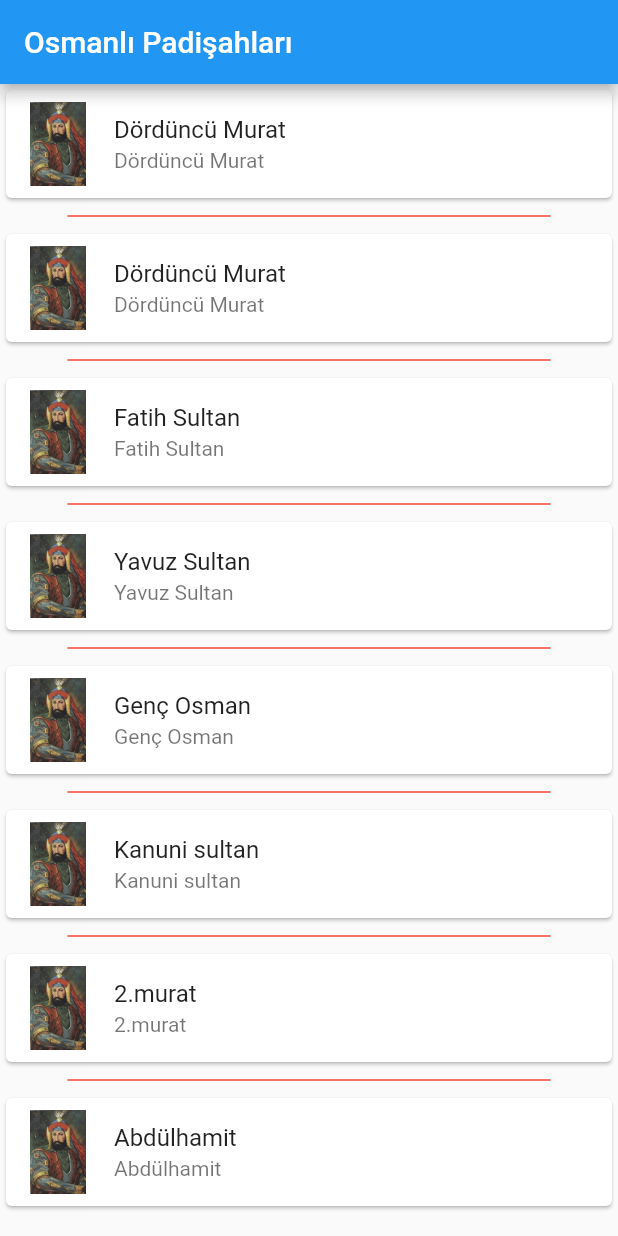
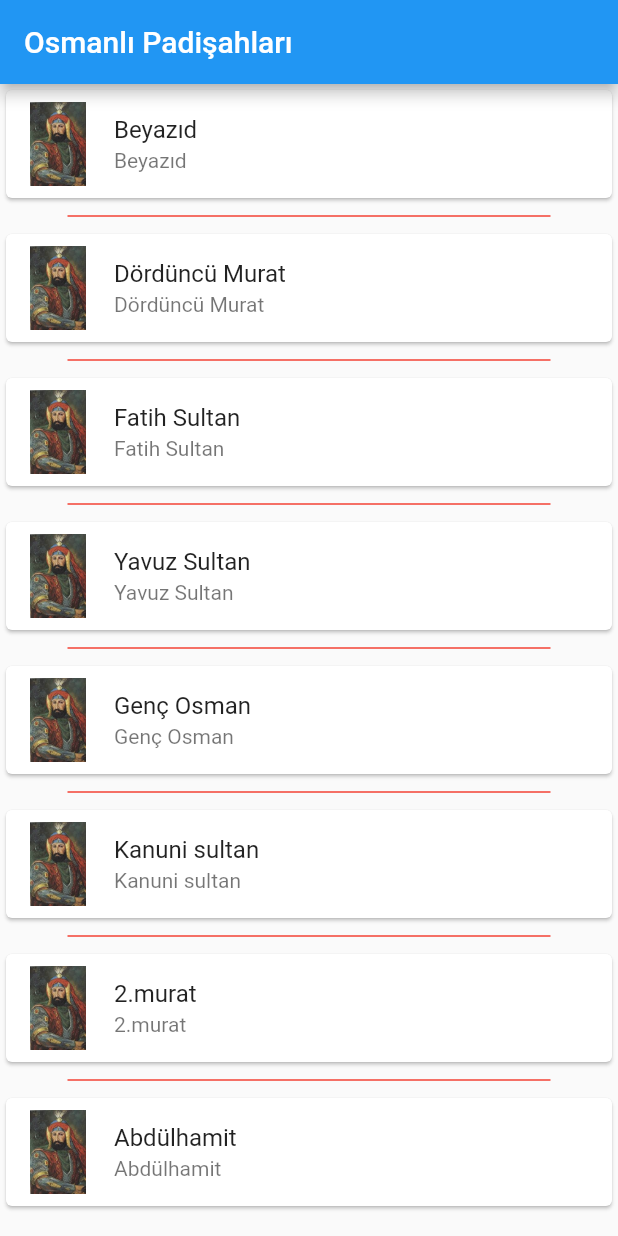
Before and after one commit to uluibrahim/tarih_app_flutter, a Flutter app: the screen it shows after launch, on a phone screen of 412 x 824 dp. Run offline on Flutter 3.47's test engine with Material 2 defaults, Android fonts, the phone set to English and light mode, and no system bars.

Commit message:
beyazıd verisi eklendi

```diff
--- a/lib/app_pages/my_home_page.dart
+++ b/lib/app_pages/my_home_page.dart
@@ -19,7 +19,7 @@ class MyHomePage extends StatelessWidget {
 
 class Islemler extends StatelessWidget {
   var basliklar = [
-    "Dördüncü Murat",
+    "Beyazıd",
     "Dördüncü Murat",
     "Fatih Sultan",
     "Yavuz Sultan",
@@ -50,7 +50,8 @@ class Islemler extends StatelessWidget {
             onTap: () {
               Navigator.push(
                 context,
-                MaterialPageRoute(builder: (context) => Fatih(basliklar[index])),
+                MaterialPageRoute(
+                    builder: (context) => Fatih(basliklar[index])),
               );
             },
           ),
```
